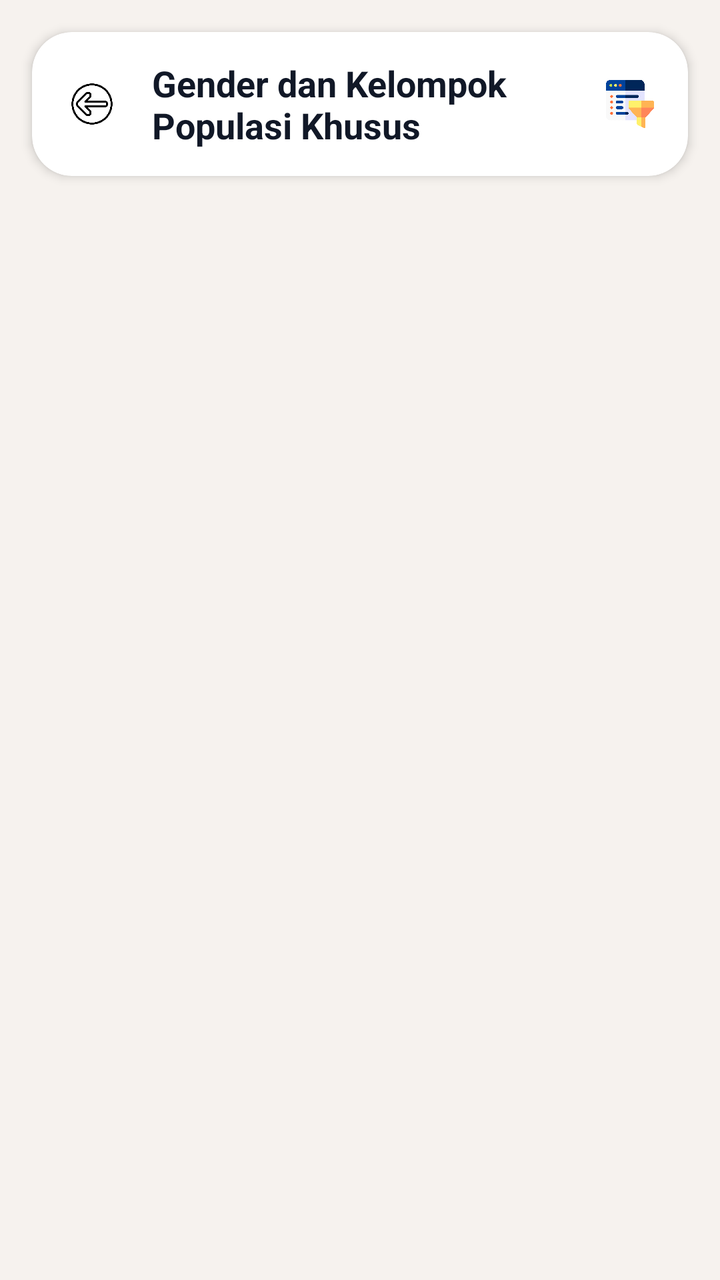
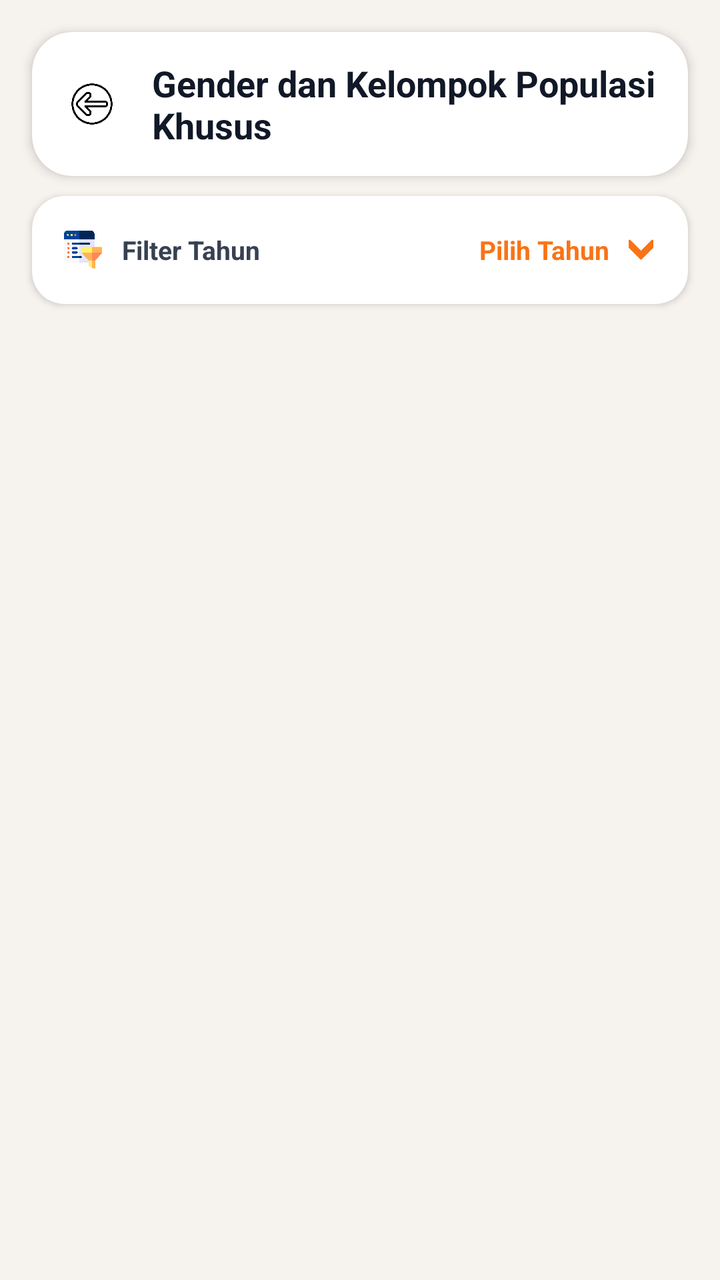

An Android layout rendered at two revisions. The XML below is the earlier revision; the diff shows what the commit changed to produce the second picture.
<!-- AndroidManifest.xml: application theme Theme.Bpskota -->
<!-- res/layout/activity_gender.xml -->
<?xml version="1.0" encoding="utf-8"?>
<androidx.constraintlayout.widget.ConstraintLayout
    xmlns:android="http://schemas.android.com/apk/res/android"
    xmlns:app="http://schemas.android.com/apk/res-auto"
    xmlns:tools="http://schemas.android.com/tools"
    android:layout_width="match_parent"
    android:layout_height="match_parent"
    android:background="#F6F2EE"
    tools:context=".GenderActivity">

    <androidx.cardview.widget.CardView
        android:id="@+id/headerGender"
        android:layout_width="0dp"
        android:layout_height="72dp"
        android:layout_marginStart="16dp"
        android:layout_marginTop="16dp"
        android:layout_marginEnd="16dp"
        app:cardBackgroundColor="#FFFFFF"
        app:cardCornerRadius="20dp"
        app:cardElevation="3dp"
        app:layout_constraintTop_toTopOf="parent"
        app:layout_constraintStart_toStartOf="parent"
        app:layout_constraintEnd_toEndOf="parent">

        <androidx.constraintlayout.widget.ConstraintLayout
            android:layout_width="match_parent"
            android:layout_height="match_parent">

            <ImageView
                android:id="@+id/btnBack"
                android:layout_width="44dp"
                android:layout_height="44dp"
                android:layout_marginStart="8dp"
                android:background="?attr/selectableItemBackgroundBorderless"
                android:clickable="true"
                android:focusable="true"
                android:padding="10dp"
                android:src="@drawable/ic_arrow_back"
                android:contentDescription="Kembali"
                app:layout_constraintStart_toStartOf="parent"
                app:layout_constraintTop_toTopOf="parent"
                app:layout_constraintBottom_toBottomOf="parent" />

            <TextView
                android:id="@+id/tvHeaderTitle"
                android:layout_width="0dp"
                android:layout_height="wrap_content"
                android:layout_marginStart="8dp"
                android:layout_marginEnd="8dp"
                android:text="Gender dan Kelompok Populasi Khusus"
                android:textColor="#111827"
                android:textSize="18sp"
                android:textStyle="bold"
                android:maxLines="2"
                android:ellipsize="end"
                app:layout_constraintStart_toEndOf="@id/btnBack"
                app:layout_constraintEnd_toStartOf="@id/btnFilter"
                app:layout_constraintTop_toTopOf="parent"
                app:layout_constraintBottom_toBottomOf="parent" />

            <ImageView
                android:id="@+id/btnFilter"
                android:layout_width="42dp"
                android:layout_height="42dp"
                android:layout_marginEnd="8dp"
                android:background="?attr/selectableItemBackgroundBorderless"
                android:clickable="true"
                android:focusable="true"
                android:padding="9dp"
                android:src="@drawable/ic_filter"
                android:contentDescription="Filter"
                app:layout_constraintEnd_toEndOf="parent"
                app:layout_constraintTop_toTopOf="parent"
                app:layout_constraintBottom_toBottomOf="parent" />

        </androidx.constraintlayout.widget.ConstraintLayout>

    </androidx.cardview.widget.CardView>

    <ScrollView
        android:id="@+id/contentScroll"
        android:layout_width="0dp"
        android:layout_height="0dp"
        android:fillViewport="true"
        android:scrollbars="none"
        android:overScrollMode="never"
        android:layout_marginTop="12dp"
        app:layout_constraintTop_toBottomOf="@id/headerGender"
        app:layout_constraintBottom_toBottomOf="parent"
        app:layout_constraintStart_toStartOf="parent"
        app:layout_constraintEnd_toEndOf="parent">

        <LinearLayout
            android:id="@+id/cardContainer"
            android:layout_width="match_parent"
            android:layout_height="wrap_content"
            android:orientation="vertical"
            android:paddingStart="24dp"
            android:paddingTop="12dp"
            android:paddingEnd="24dp"
            android:paddingBottom="32dp" />

    </ScrollView>

    <com.airbnb.lottie.LottieAnimationView
        android:id="@+id/progressLoading"
        android:layout_width="100dp"
        android:layout_height="100dp"
        android:visibility="gone"
        app:layout_constraintTop_toTopOf="parent"
        app:layout_constraintBottom_toBottomOf="parent"
        app:layout_constraintStart_toStartOf="parent"
        app:layout_constraintEnd_toEndOf="parent" />
</androidx.constraintlayout.widget.ConstraintLayout>
<!-- resources referenced by this layout -->
<resources>
  <!-- drawable ic_arrow_back: png bitmap (drawable, 15698 bytes) -->
  <!-- drawable ic_filter: png bitmap (drawable, 14395 bytes) -->
  <style name="Theme.Bpskota" parent="Theme.MaterialComponents.DayNight.NoActionBar">
          
          <item name="colorPrimary">@color/purple_500</item>
          <item name="colorPrimaryVariant">@color/purple_700</item>
          <item name="colorOnPrimary">@color/white</item>
          
          <item name="colorSecondary">@color/teal_200</item>
          <item name="colorSecondaryVariant">@color/teal_700</item>
          <item name="colorOnSecondary">@color/black</item>
          
          <item name="android:statusBarColor">@color/white</item>
          
      </style>
  <color name="purple_500">#FF6200EE</color>
  <color name="purple_700">#FF3700B3</color>
  <color name="white">#FFFFFFFF</color>
  <color name="teal_200">#FF03DAC5</color>
  <color name="teal_700">#FF018786</color>
  <color name="black">#FF000000</color>
</resources>

<!-- the commit's change to res/layout/activity_gender.xml (unified diff, before → after) -->
@@ -8,6 +8,7 @@
     android:background="#F6F2EE"
     tools:context=".GenderActivity">
 
+    
     <androidx.cardview.widget.CardView
         android:id="@+id/headerGender"
         android:layout_width="0dp"
@@ -26,6 +27,7 @@
             android:layout_width="match_parent"
             android:layout_height="match_parent">
 
+            
             <ImageView
                 android:id="@+id/btnBack"
                 android:layout_width="44dp"
@@ -41,12 +43,13 @@
                 app:layout_constraintTop_toTopOf="parent"
                 app:layout_constraintBottom_toBottomOf="parent" />
 
+            
             <TextView
                 android:id="@+id/tvHeaderTitle"
                 android:layout_width="0dp"
                 android:layout_height="wrap_content"
                 android:layout_marginStart="8dp"
-                android:layout_marginEnd="8dp"
+                android:layout_marginEnd="12dp"
                 android:text="Gender dan Kelompok Populasi Khusus"
                 android:textColor="#111827"
                 android:textSize="18sp"
@@ -54,21 +57,6 @@
                 android:maxLines="2"
                 android:ellipsize="end"
                 app:layout_constraintStart_toEndOf="@id/btnBack"
-                app:layout_constraintEnd_toStartOf="@id/btnFilter"
-                app:layout_constraintTop_toTopOf="parent"
-                app:layout_constraintBottom_toBottomOf="parent" />
-
-            <ImageView
-                android:id="@+id/btnFilter"
-                android:layout_width="42dp"
-                android:layout_height="42dp"
-                android:layout_marginEnd="8dp"
-                android:background="?attr/selectableItemBackgroundBorderless"
-                android:clickable="true"
-                android:focusable="true"
-                android:padding="9dp"
-                android:src="@drawable/ic_filter"
-                android:contentDescription="Filter"
                 app:layout_constraintEnd_toEndOf="parent"
                 app:layout_constraintTop_toTopOf="parent"
                 app:layout_constraintBottom_toBottomOf="parent" />
@@ -77,6 +65,79 @@
 
     </androidx.cardview.widget.CardView>
 
+
+    
+    <androidx.cardview.widget.CardView
+        android:id="@+id/cardFilterTahun"
+        android:layout_width="0dp"
+        android:layout_height="54dp"
+        android:layout_marginStart="16dp"
+        android:layout_marginTop="10dp"
+        android:layout_marginEnd="16dp"
+        app:cardBackgroundColor="#FFFFFF"
+        app:cardCornerRadius="16dp"
+        app:cardElevation="2dp"
+        app:layout_constraintTop_toBottomOf="@id/headerGender"
+        app:layout_constraintStart_toStartOf="parent"
+        app:layout_constraintEnd_toEndOf="parent">
+
+        <LinearLayout
+            android:id="@+id/btnFilter"
+            android:layout_width="match_parent"
+            android:layout_height="match_parent"
+            android:orientation="horizontal"
+            android:gravity="center_vertical"
+            android:paddingStart="16dp"
+            android:paddingEnd="16dp"
+            android:clickable="true"
+            android:focusable="true"
+            android:foreground="?attr/selectableItemBackground"
+            android:contentDescription="Filter berdasarkan tahun">
+
+            
+            <ImageView
+                android:layout_width="19dp"
+                android:layout_height="19dp"
+                android:src="@drawable/ic_filter"
+                android:contentDescription="@null"
+                 />
+
+            
+            <TextView
+                android:layout_width="0dp"
+                android:layout_height="wrap_content"
+                android:layout_weight="1"
+                android:layout_marginStart="10dp"
+                android:text="Filter Tahun"
+                android:textColor="#374151"
+                android:textSize="13sp"
+                android:textStyle="bold" />
+
+            
+            <TextView
+                android:id="@+id/tvFilterTahun"
+                android:layout_width="wrap_content"
+                android:layout_height="wrap_content"
+                android:text="Pilih Tahun"
+                android:textColor="#F97316"
+                android:textSize="13sp"
+                android:textStyle="bold" />
+
+            
+            <ImageView
+                android:layout_width="15dp"
+                android:layout_height="15dp"
+                android:layout_marginStart="8dp"
+                android:src="@drawable/ic_bottom"
+                android:contentDescription="@null"
+                app:tint="#F97316" />
+
+        </LinearLayout>
+
+    </androidx.cardview.widget.CardView>
+
+
+    
     <ScrollView
         android:id="@+id/contentScroll"
         android:layout_width="0dp"
@@ -84,8 +145,8 @@
         android:fillViewport="true"
         android:scrollbars="none"
         android:overScrollMode="never"
-        android:layout_marginTop="12dp"
-        app:layout_constraintTop_toBottomOf="@id/headerGender"
+        android:layout_marginTop="8dp"
+        app:layout_constraintTop_toBottomOf="@id/cardFilterTahun"
         app:layout_constraintBottom_toBottomOf="parent"
         app:layout_constraintStart_toStartOf="parent"
         app:layout_constraintEnd_toEndOf="parent">
@@ -102,6 +163,8 @@
 
     </ScrollView>
 
+
+    
     <com.airbnb.lottie.LottieAnimationView
         android:id="@+id/progressLoading"
         android:layout_width="100dp"
@@ -111,4 +174,5 @@
         app:layout_constraintBottom_toBottomOf="parent"
         app:layout_constraintStart_toStartOf="parent"
         app:layout_constraintEnd_toEndOf="parent" />
+
 </androidx.constraintlayout.widget.ConstraintLayout>
<!-- resource entries referenced after the edit -->
@@ -1,6 +1,7 @@
 <!-- resources referenced by this layout -->
 <resources>
   <!-- drawable ic_arrow_back: png bitmap (drawable, 15698 bytes) -->
+  <!-- drawable ic_bottom: png bitmap (drawable, 4896 bytes) -->
   <!-- drawable ic_filter: png bitmap (drawable, 14395 bytes) -->
   <style name="Theme.Bpskota" parent="Theme.MaterialComponents.DayNight.NoActionBar">
           
